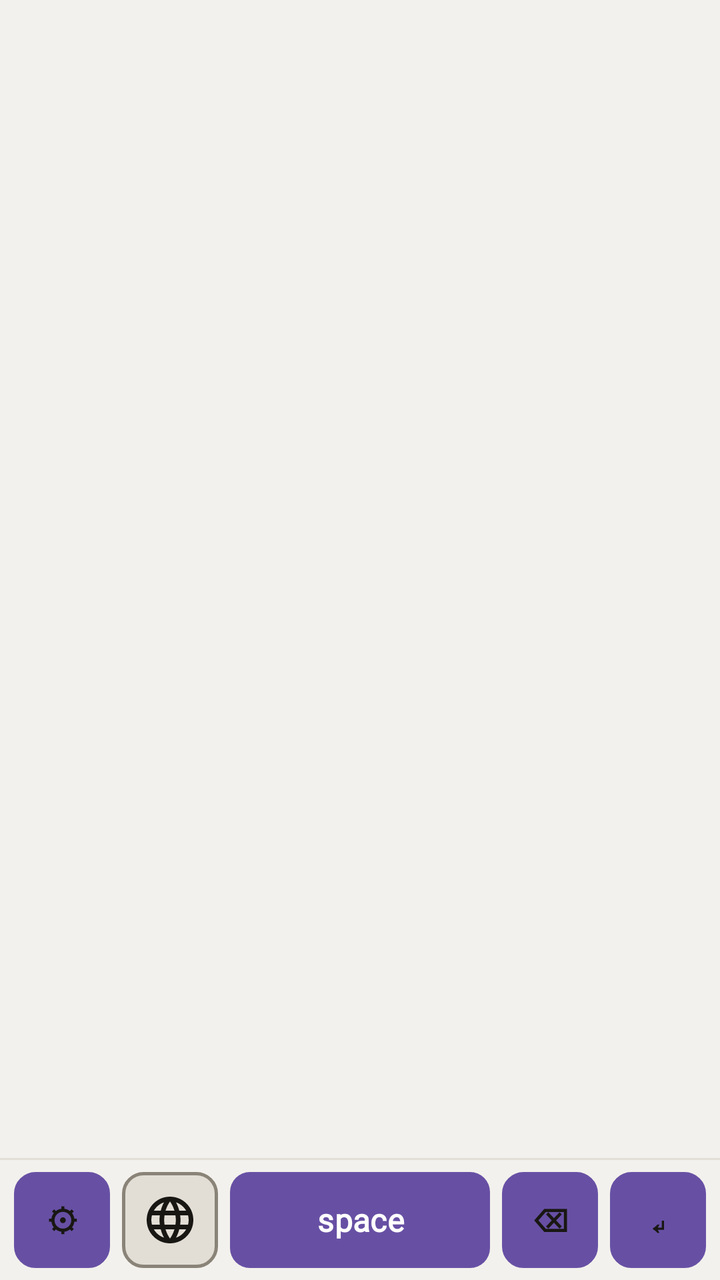
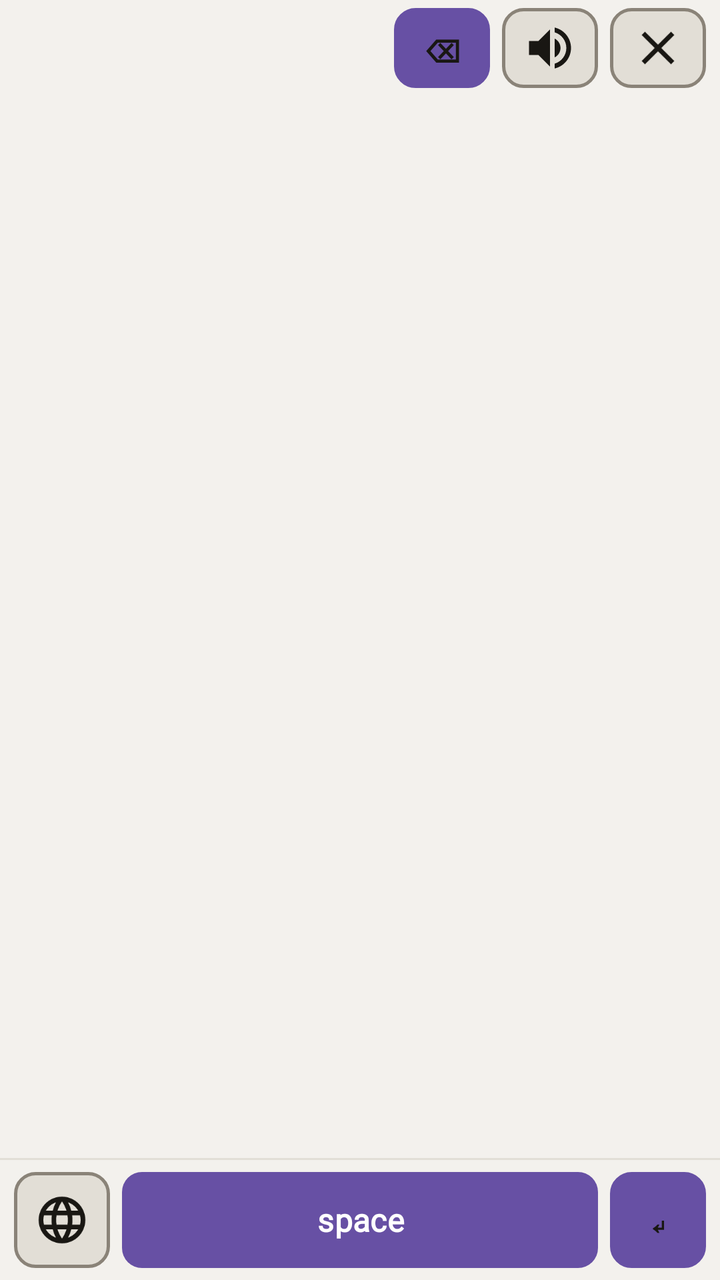

Before-and-after screenshots of an Android layout around one commit, followed by the original layout XML and the change that was made.
<!-- AndroidManifest.xml: application theme Theme.PictoKeyboard -->
<!-- res/layout/keyboard_view.xml -->
<?xml version="1.0" encoding="utf-8"?>
<LinearLayout xmlns:android="http://schemas.android.com/apk/res/android"
    xmlns:app="http://schemas.android.com/apk/res-auto"
    android:layout_width="match_parent"
    android:layout_height="wrap_content"
    android:background="@color/paper"
    android:orientation="vertical">

    
    <LinearLayout
        android:id="@+id/keyboard_body"
        android:layout_width="match_parent"
        android:layout_height="@dimen/kb_body_height"
        android:layout_weight="1"
        android:orientation="horizontal">

        <androidx.recyclerview.widget.RecyclerView
            android:id="@+id/list_categories"
            android:layout_width="@dimen/kb_category_width"
            android:layout_height="match_parent"
            android:clipToPadding="false"
            android:paddingStart="6dp"
            android:paddingEnd="0dp"
            android:paddingVertical="4dp" />

        <androidx.recyclerview.widget.RecyclerView
            android:id="@+id/grid_pictos"
            android:layout_width="0dp"
            android:layout_height="match_parent"
            android:layout_weight="1"
            android:clipToPadding="false"
            android:padding="4dp" />
    </LinearLayout>

    <TextView
        android:id="@+id/empty_hint"
        android:layout_width="match_parent"
        android:layout_height="wrap_content"
        android:fontFamily="@font/atkinson_hyperlegible"
        android:gravity="center"
        android:padding="12dp"
        android:text="@string/kb_empty_hint"
        android:textColor="@color/ink_soft"
        android:textSize="14sp"
        android:visibility="gone" />

    
    <View
        android:layout_width="match_parent"
        android:layout_height="1dp"
        android:background="@color/line" />

    
    <LinearLayout
        android:layout_width="match_parent"
        android:layout_height="wrap_content"
        android:orientation="horizontal"
        android:paddingHorizontal="4dp"
        android:paddingVertical="6dp">

        <Button
            android:id="@+id/key_settings"
            style="@style/KbKey.Recessive"
            android:layout_width="wrap_content"
            android:layout_height="48dp"
            android:contentDescription="@string/kb_settings"
            android:text="@string/kb_settings_icon" />

        
        <androidx.appcompat.widget.AppCompatImageButton
            android:id="@+id/key_switch"
            style="@style/KbKey.Recessive"
            android:layout_width="wrap_content"
            android:layout_height="48dp"
            android:contentDescription="@string/kb_switch"
            android:scaleType="fitCenter"
            android:src="@drawable/ic_switch_keyboard"
            app:tint="@color/key_text_recessive" />

        <Button
            android:id="@+id/key_space"
            style="@style/KbKey.Primary"
            android:layout_width="0dp"
            android:layout_height="48dp"
            android:layout_weight="1"
            android:text="@string/kb_space" />

        <Button
            android:id="@+id/key_backspace"
            style="@style/KbKey.Recessive"
            android:layout_width="wrap_content"
            android:layout_height="48dp"
            android:contentDescription="@string/kb_backspace"
            android:text="@string/kb_backspace_icon" />

        <Button
            android:id="@+id/key_enter"
            style="@style/KbKey.Recessive"
            android:layout_width="wrap_content"
            android:layout_height="48dp"
            android:contentDescription="@string/kb_enter"
            android:text="@string/kb_enter_icon" />
    </LinearLayout>

</LinearLayout>
<!-- resources referenced by this layout -->
<resources>
  <color name="ink_soft">#FF6A645C</color>
  <color name="line">#FFE2DED6</color>
  <color name="paper">#FFF3F1ED</color>
  <dimen name="kb_body_height">280dp</dimen>
  <dimen name="kb_category_width">96dp</dimen>
  <string name="kb_backspace">Backspace</string>
  <string name="kb_backspace_icon" translatable="false">⌫</string>
  <string name="kb_empty_hint">No categories yet. Open settings to set up the board.</string>
  <string name="kb_enter">Enter</string>
  <string name="kb_enter_icon" translatable="false">↵</string>
  <string name="kb_settings">Settings</string>
  <string name="kb_settings_icon" translatable="false">⚙</string>
  <string name="kb_space">space</string>
  <string name="kb_switch">Switch keyboard</string>
  <style name="KbKey.Primary">
          <item name="android:background">@drawable/bg_key_primary</item>
          <item name="android:textColor">@color/key_text_primary</item>
      </style>
  <style name="KbKey.Recessive">
          <item name="android:background">@drawable/bg_key_recessive</item>
          <item name="android:textColor">@color/key_text_recessive</item>
      </style>
  <style name="Theme.PictoKeyboard" parent="Theme.Material3.DayNight.NoActionBar">
          <item name="android:windowBackground">@color/paper</item>
      </style>
  <color name="ink">#FF191713</color>
  <!-- drawable bg_key_primary (drawable) -->
  <?xml version="1.0" encoding="utf-8"?>
  <selector xmlns:android="http://schemas.android.com/apk/res/android">
      <item android:state_pressed="true">
          <shape android:shape="rectangle">
              <solid android:color="@color/ink" />
              <corners android:radius="10dp" />
          </shape>
      </item>
      <item>
          <shape android:shape="rectangle">
              <solid android:color="@color/accent" />
              <corners android:radius="10dp" />
          </shape>
      </item>
  </selector>
  <!-- drawable bg_key_recessive (drawable) -->
  <?xml version="1.0" encoding="utf-8"?>
  <selector xmlns:android="http://schemas.android.com/apk/res/android">
      <item android:state_pressed="true">
          <shape android:shape="rectangle">
              <solid android:color="@color/accent" />
              <corners android:radius="10dp" />
          </shape>
      </item>
      <item>
          <shape android:shape="rectangle">
              <solid android:color="@color/line" />
              <stroke
                  android:width="1.5dp"
                  android:color="@color/line_strong" />
              <corners android:radius="10dp" />
          </shape>
      </item>
  </selector>
  <color name="accent">#FF24303F</color>
  <color name="line_strong">#FF8A8378</color>
  <!-- unchanged entries left out for length: 1 -->
</resources>

<!-- the commit's change to res/layout/keyboard_view.xml (unified diff, before → after) -->
@@ -5,6 +5,75 @@
     android:layout_height="wrap_content"
     android:background="@color/paper"
     android:orientation="vertical">
+
+    
+    <androidx.recyclerview.widget.RecyclerView
+        android:id="@+id/list_boards"
+        android:layout_width="match_parent"
+        android:layout_height="@dimen/kb_tab_height"
+        android:background="@color/line"
+        android:clipToPadding="false"
+        android:visibility="gone" />
+
+    
+    <LinearLayout
+        android:id="@+id/sentence_bar"
+        android:layout_width="match_parent"
+        android:layout_height="@dimen/kb_sentence_bar_height"
+        android:gravity="center_vertical"
+        android:orientation="horizontal"
+        android:paddingHorizontal="4dp">
+
+        <HorizontalScrollView
+            android:id="@+id/sentence_scroll"
+            android:layout_width="0dp"
+            android:layout_height="match_parent"
+            android:layout_weight="1"
+            android:fillViewport="true"
+            android:scrollbars="none">
+
+            <TextView
+                android:id="@+id/sentence_text"
+                android:layout_width="wrap_content"
+                android:layout_height="match_parent"
+                android:fontFamily="@font/atkinson_hyperlegible"
+                android:gravity="center_vertical"
+                android:paddingHorizontal="8dp"
+                android:textColor="@color/ink"
+                android:textSize="16sp"
+                android:textStyle="bold" />
+        </HorizontalScrollView>
+
+        
+        <Button
+            android:id="@+id/key_backspace"
+            style="@style/KbKey.Recessive"
+            android:layout_width="wrap_content"
+            android:layout_height="40dp"
+            android:contentDescription="@string/kb_backspace"
+            android:text="@string/kb_backspace_icon" />
+
+        
+        <androidx.appcompat.widget.AppCompatImageButton
+            android:id="@+id/key_speak"
+            style="@style/KbKey.Recessive"
+            android:layout_width="wrap_content"
+            android:layout_height="40dp"
+            android:contentDescription="@string/kb_speak_all"
+            android:scaleType="fitCenter"
+            android:src="@drawable/ic_speak"
+            app:tint="@color/key_text_recessive" />
+
+        <androidx.appcompat.widget.AppCompatImageButton
+            android:id="@+id/key_clear"
+            style="@style/KbKey.Recessive"
+            android:layout_width="wrap_content"
+            android:layout_height="40dp"
+            android:contentDescription="@string/kb_clear_sentence"
+            android:scaleType="fitCenter"
+            android:src="@drawable/ic_clear_sentence"
+            app:tint="@color/key_text_recessive" />
+    </LinearLayout>
 
     
     <LinearLayout
@@ -47,24 +116,16 @@
     
     <View
         android:layout_width="match_parent"
-        android:layout_height="1dp"
+        android:layout_height="@dimen/kb_hairline"
         android:background="@color/line" />
 
     
     <LinearLayout
         android:layout_width="match_parent"
-        android:layout_height="wrap_content"
+        android:layout_height="@dimen/kb_action_row_height"
         android:orientation="horizontal"
         android:paddingHorizontal="4dp"
         android:paddingVertical="6dp">
-
-        <Button
-            android:id="@+id/key_settings"
-            style="@style/KbKey.Recessive"
-            android:layout_width="wrap_content"
-            android:layout_height="48dp"
-            android:contentDescription="@string/kb_settings"
-            android:text="@string/kb_settings_icon" />
 
         
         <androidx.appcompat.widget.AppCompatImageButton
@@ -86,14 +147,6 @@
             android:text="@string/kb_space" />
 
         <Button
-            android:id="@+id/key_backspace"
-            style="@style/KbKey.Recessive"
-            android:layout_width="wrap_content"
-            android:layout_height="48dp"
-            android:contentDescription="@string/kb_backspace"
-            android:text="@string/kb_backspace_icon" />
-
-        <Button
             android:id="@+id/key_enter"
             style="@style/KbKey.Recessive"
             android:layout_width="wrap_content"
<!-- resource entries referenced after the edit -->
@@ -3,16 +3,42 @@
   <color name="ink_soft">#FF6A645C</color>
   <color name="line">#FFE2DED6</color>
   <color name="paper">#FFF3F1ED</color>
+  <dimen name="kb_action_row_height">60dp</dimen>
   <dimen name="kb_body_height">280dp</dimen>
   <dimen name="kb_category_width">96dp</dimen>
+  <dimen name="kb_hairline">1dp</dimen>
+  <dimen name="kb_sentence_bar_height">48dp</dimen>
+  <dimen name="kb_tab_height">52dp</dimen>
+  <!-- drawable ic_clear_sentence (drawable) -->
+  <?xml version="1.0" encoding="utf-8"?>
+  <vector xmlns:android="http://schemas.android.com/apk/res/android"
+      android:width="24dp"
+      android:height="24dp"
+      android:viewportWidth="24"
+      android:viewportHeight="24">
+      <path
+          android:fillColor="@color/ink"
+          android:pathData="M19,6.41L17.59,5 12,10.59 6.41,5 5,6.41 10.59,12 5,17.59 6.41,19 12,13.41 17.59,19 19,17.59 13.41,12z" />
+  </vector>
+  <!-- drawable ic_speak (drawable) -->
+  <?xml version="1.0" encoding="utf-8"?>
+  <vector xmlns:android="http://schemas.android.com/apk/res/android"
+      android:width="24dp"
+      android:height="24dp"
+      android:viewportWidth="24"
+      android:viewportHeight="24">
+      <path
+          android:fillColor="@color/ink"
+          android:pathData="M3,9v6h4l5,5V4L7,9H3zM16.5,12c0,-1.77 -1.02,-3.29 -2.5,-4.03v8.05c1.48,-0.73 2.5,-2.25 2.5,-4.02zM14,3.23v2.06c2.89,0.86 5,3.54 5,6.71s-2.11,5.85 -5,6.71v2.06c4.01,-0.91 7,-4.49 7,-8.77s-2.99,-7.86 -7,-8.77z" />
+  </vector>
   <string name="kb_backspace">Backspace</string>
   <string name="kb_backspace_icon" translatable="false">⌫</string>
+  <string name="kb_clear_sentence">Clear the phrase</string>
   <string name="kb_empty_hint">No categories yet. Open settings to set up the board.</string>
   <string name="kb_enter">Enter</string>
   <string name="kb_enter_icon" translatable="false">↵</string>
-  <string name="kb_settings">Settings</string>
-  <string name="kb_settings_icon" translatable="false">⚙</string>
   <string name="kb_space">space</string>
+  <string name="kb_speak_all">Say the whole phrase</string>
   <string name="kb_switch">Switch keyboard</string>
   <style name="KbKey.Primary">
           <item name="android:background">@drawable/bg_key_primary</item>
